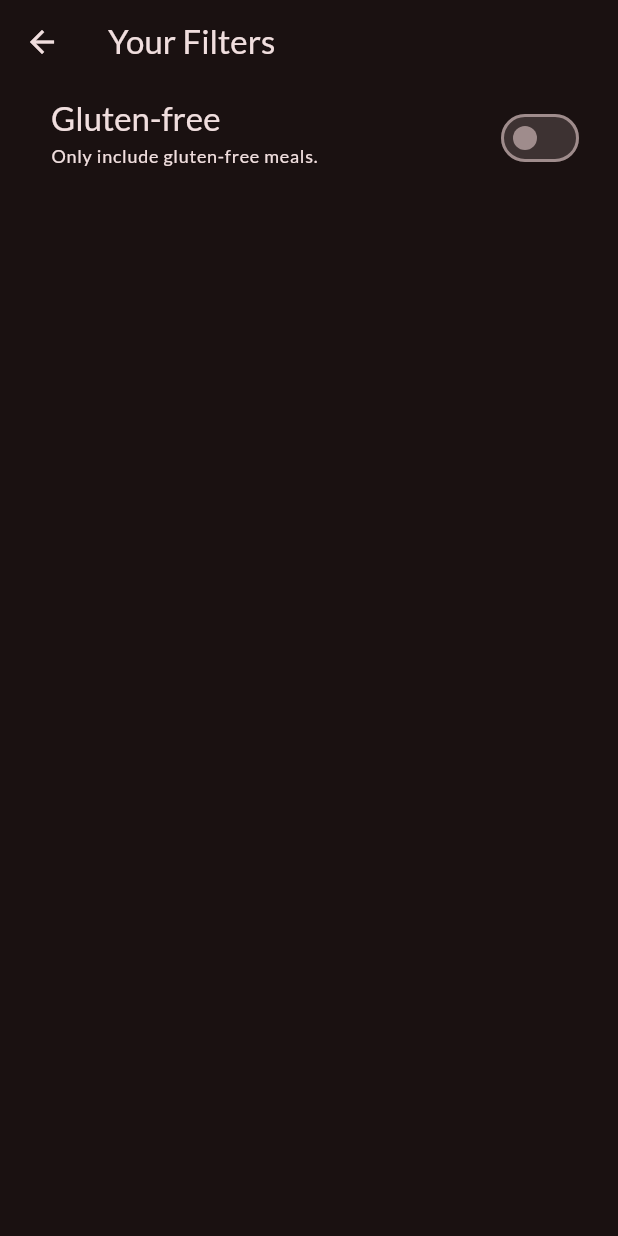
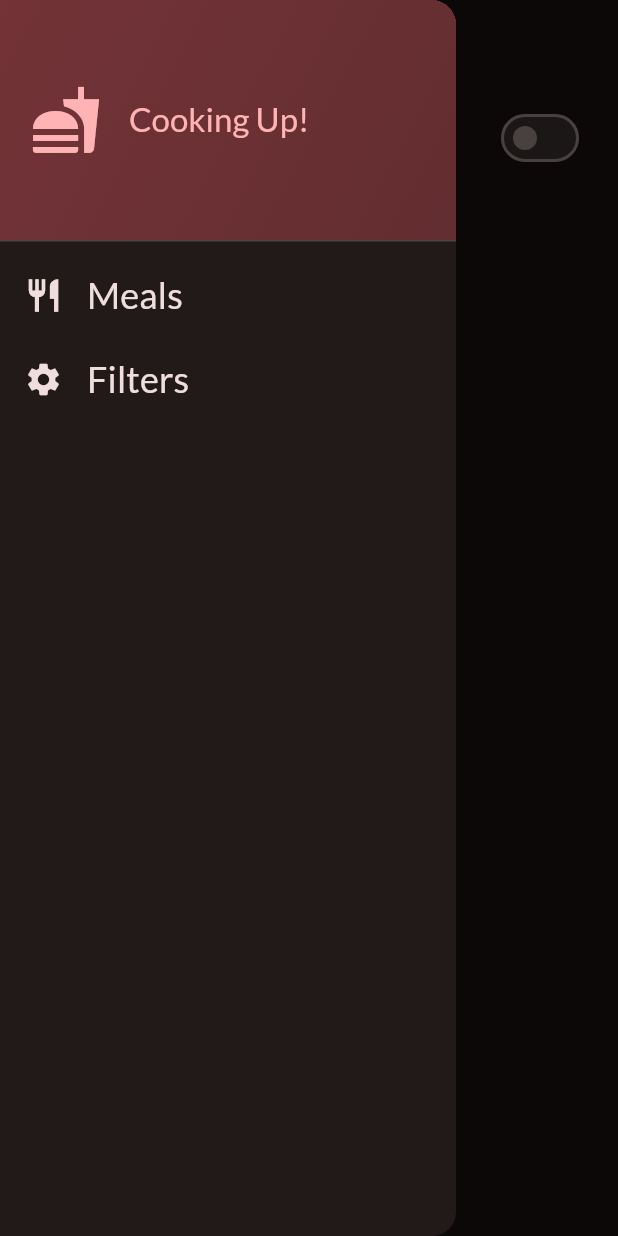
Before and after one commit to shaikhikram04/Meals-App, a Flutter app: the FiltersScreen screen opened directly, with the side drawer open (before the commit the screen has no drawer), on a phone screen of 412 x 824 dp. Run offline on Flutter 3.47's test engine with Material 3 defaults, Android fonts, the phone set to English and light mode, and no system bars; our stand-ins replace google_fonts, transparent_image.

Commit message:
Replace Screen Instead of pushing

```diff
--- a/lib/screens/filters.dart
+++ b/lib/screens/filters.dart
@@ -1,4 +1,6 @@
 import 'package:flutter/material.dart';
+import 'package:meals/screens/tabs.dart';
+import 'package:meals/widgets/main_drawer.dart';
 
 class FiltersScreen extends StatefulWidget {
   const FiltersScreen({super.key});
@@ -9,15 +11,24 @@ class FiltersScreen extends StatefulWidget {
 
 class _FiltersScreenState extends State<FiltersScreen> {
   var _glutenFreeFilterSet = false;
-
   @override
   Widget build(BuildContext context) {
     return Scaffold(
       appBar: AppBar(
         title: const Text('Your Filters'),
       ),
-      body: Column(
-        children: [
+      drawer: MainDrawer(
+        onSelectScreen: (identifier) {
+          Navigator.of(context).pop();
+          if (identifier == 'meals') {
+            Navigator.of(context).pushReplacement(PageRouteBuilder(
+              pageBuilder: (context, animation, secondaryAnimation) =>
+                  const TabsScreen(),
+            ));
+          }
+        },
+      ),
+      body: Column(children: [
         SwitchListTile(
           value: _glutenFreeFilterSet,
           onChanged: (isChecked) {
@@ -40,8 +51,7 @@ class _FiltersScreenState extends State<FiltersScreen> {
           activeColor: Theme.of(context).colorScheme.tertiary,
           contentPadding: const EdgeInsets.only(left: 34, right: 22),
         )
-        ],
-      ),
+      ]),
     );
   }
 }
```
Also changed, not shown: lib/screens/tabs.dart (+3 -4 lines). Lines whose indentation alone changed are shown as unchanged.
